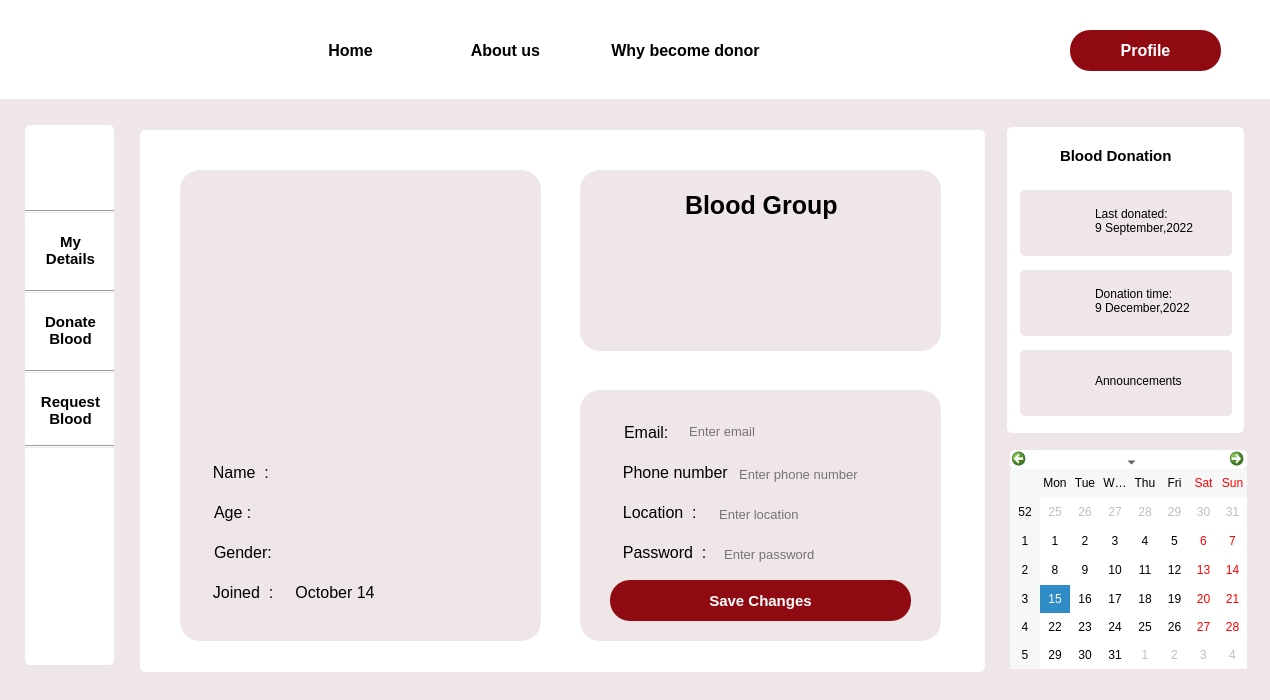
Rista10/Final, file change_information.ui: the form before one commit.
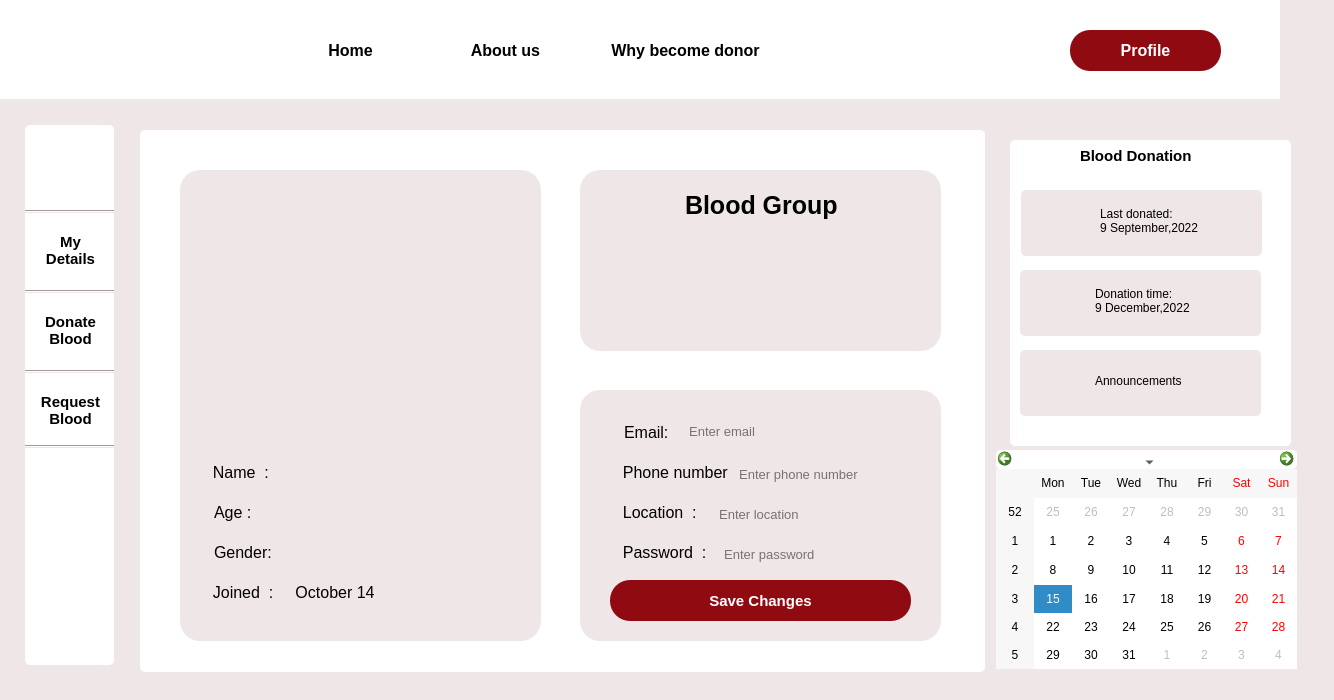
The form after the commit. Icons and pictures are not drawn.

Patch:
```diff
--- a/change_information.ui
+++ b/change_information.ui
@@ -6,7 +6,7 @@
    <rect>
     <x>0</x>
     <y>0</y>
-    <width>1270</width>
+    <width>1334</width>
     <height>700</height>
    </rect>
   </property>
@@ -237,9 +237,9 @@
   <widget class="QLabel" name="label_24">
    <property name="geometry">
     <rect>
-     <x>1020</x>
+     <x>1021</x>
      <y>190</y>
-     <width>212</width>
+     <width>241</width>
      <height>66</height>
     </rect>
    </property>
@@ -371,7 +371,7 @@
   <widget class="QLabel" name="label_23">
    <property name="geometry">
     <rect>
-     <x>1060</x>
+     <x>1080</x>
      <y>140</y>
      <width>141</width>
      <height>31</height>
@@ -393,9 +393,9 @@
   <widget class="QCalendarWidget" name="calendarWidget">
    <property name="geometry">
     <rect>
-     <x>1010</x>
+     <x>996</x>
      <y>450</y>
-     <width>237</width>
+     <width>301</width>
      <height>219</height>
     </rect>
    </property>
@@ -458,7 +458,7 @@
     <rect>
      <x>1020</x>
      <y>350</y>
-     <width>212</width>
+     <width>241</width>
      <height>66</height>
     </rect>
    </property>
@@ -755,7 +755,7 @@
   <widget class="QLabel" name="label_30">
    <property name="geometry">
     <rect>
-     <x>1095</x>
+     <x>1100</x>
      <y>200</y>
      <width>131</width>
      <height>41</height>
@@ -974,7 +974,7 @@
     <rect>
      <x>1020</x>
      <y>270</y>
-     <width>212</width>
+     <width>241</width>
      <height>66</height>
     </rect>
    </property>
@@ -1078,9 +1078,9 @@
   <widget class="QLabel" name="label_4">
    <property name="geometry">
     <rect>
-     <x>1007</x>
-     <y>127</y>
-     <width>237</width>
+     <x>1010</x>
+     <y>140</y>
+     <width>281</width>
      <height>306</height>
     </rect>
    </property>
```
